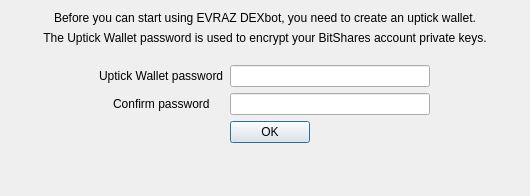
Above: dexbot/views/ui/create_wallet_window.ui from evraz-org/evraz-dexbot before the change. Below: the same form after it.
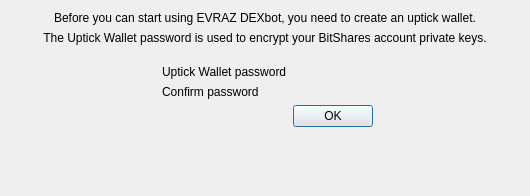
That is the form after the change.

Commit message: Eye for password fields

What changed in the file:
```diff
--- a/dexbot/views/ui/create_wallet_window.ui
+++ b/dexbot/views/ui/create_wallet_window.ui
@@ -90,22 +90,6 @@
            <property name="text">
             <string>Uptick Wallet password</string>
            </property>
-           <property name="buddy">
-            <cstring>password_input</cstring>
-           </property>
-          </widget>
-         </item>
-         <item row="0" column="1">
-          <widget class="QLineEdit" name="password_input">
-           <property name="minimumSize">
-            <size>
-             <width>200</width>
-             <height>0</height>
-            </size>
-           </property>
-           <property name="echoMode">
-            <enum>QLineEdit::Password</enum>
-           </property>
           </widget>
          </item>
          <item row="3" column="1">
@@ -129,22 +113,6 @@
            <property name="text">
             <string>Confirm password</string>
            </property>
-           <property name="buddy">
-            <cstring>confirm_password_input</cstring>
-           </property>
-          </widget>
-         </item>
-         <item row="2" column="1">
-          <widget class="QLineEdit" name="confirm_password_input">
-           <property name="minimumSize">
-            <size>
-             <width>200</width>
-             <height>0</height>
-            </size>
-           </property>
-           <property name="echoMode">
-            <enum>QLineEdit::Password</enum>
-           </property>
           </widget>
          </item>
         </layout>
```
Left out of the diff: 2 changed lines with no effect on the pictures. The commit also changes 8 other files.
